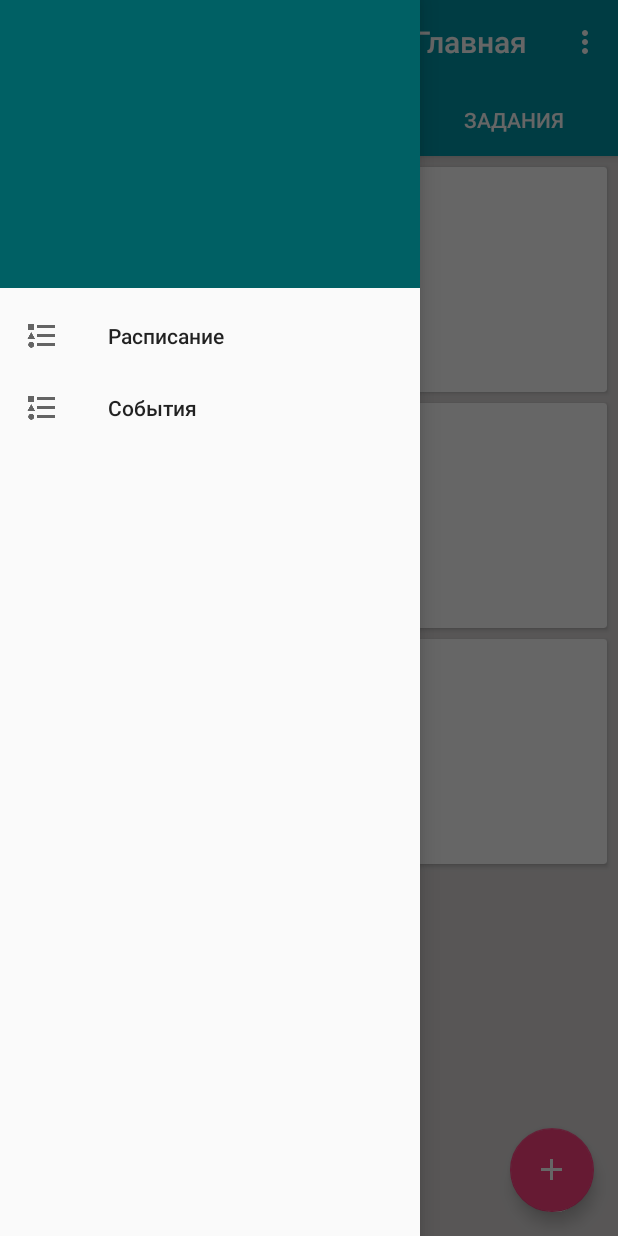
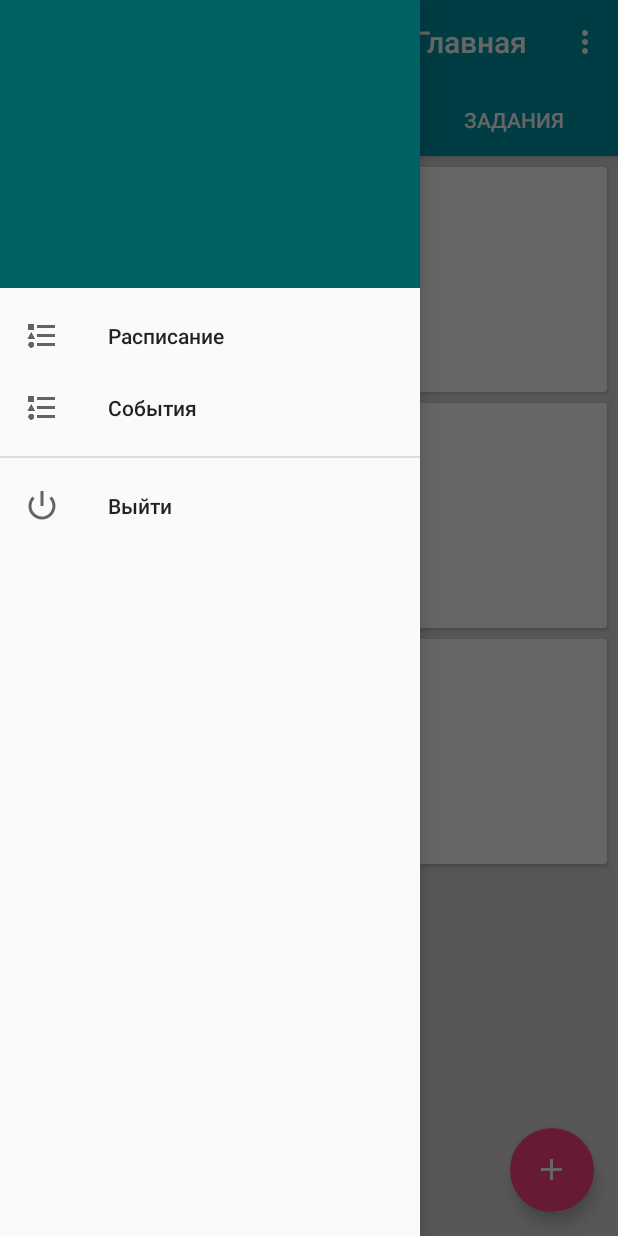
Before and after one commit to 4evterg/DonGTU_mobile, an Android app: the MainActivity screen opened directly, with no data from a screen before it, with the side drawer open, on a phone screen of 412 x 824 dp. Run offline under Robolectric (Android 15) with nearby library versions, the phone set to English and light mode, and no system bars; network calls fail.

Commit message:
improve code + made logout btn in nav menu

```diff
--- a/DonGTU_mobile/app/src/main/java/com/chetverg/dongtu_mobile/Constants.java
+++ b/DonGTU_mobile/app/src/main/java/com/chetverg/dongtu_mobile/Constants.java
@@ -11,7 +11,7 @@ public class Constants {
     public static final int TAB_THREE = 2;
 
     //ДО логин
-    public static String URL_LOGIN = "http://192.168.0.102/do/api/login.php";
+    public static String URL_LOGIN = "http://192.168.0.101/do/api/login.php";
     //public static String URL_LOGIN = "http://4evterg.16mb.com/do/api/login.php";
 
     //версия БД для обновления структуры БД необходимо изменить значение
--- a/DonGTU_mobile/app/src/main/java/com/chetverg/dongtu_mobile/LoginActivity.java
+++ b/DonGTU_mobile/app/src/main/java/com/chetverg/dongtu_mobile/LoginActivity.java
@@ -99,9 +99,6 @@ public class LoginActivity extends AppCompatActivity {
                             "Пожалуйста, заполните все поля!", Toast.LENGTH_LONG)
                             .show();
                 }
-
-                //Intent i  = new Intent(LoginActivity.this, MainActivity.class);
-                //startActivityForResult(i, 0); //Не забыть изменить на просто стартактивити
             }
         });
 
--- a/DonGTU_mobile/app/src/main/java/com/chetverg/dongtu_mobile/MainActivity.java
+++ b/DonGTU_mobile/app/src/main/java/com/chetverg/dongtu_mobile/MainActivity.java
@@ -31,6 +31,9 @@ public class MainActivity extends AppCompatActivity {
     private SessionManager session;
 
     private FloatingActionButton FAB;
+    //объявление кнопки меню - выход
+    private MenuItem logout;
+
 
     protected void onCreate(Bundle savedInstanceState) {
         setTheme(R.style.AppDefault);
@@ -57,26 +60,34 @@ public class MainActivity extends AppCompatActivity {
         //вызов панели вкладок
         initTabLayout();
 
+        //экшн-баттон
         FAB = (FloatingActionButton) findViewById(R.id.fab_schedule);
-        FAB.setOnClickListener(new View.OnClickListener() {
+/*        FAB.setOnClickListener(new View.OnClickListener() {
             @Override
             public void onClick(View v) {
                 logoutUser();
             }
-        });
+        });*/
     }
+
 
     //инициализация тулбара
     private void initToolbar(){
         toolbar = (Toolbar) findViewById(R.id.toolbar);
         //Выставление заголовка тулбара
-        toolbar.setTitle("DonGTU_mobile BETA.Главная");
-/*        toolbar.setOnMenuItemClickListener(new Toolbar.OnMenuItemClickListener(){
+       toolbar.setTitle("DonGTU_mobile BETA.Главная");
+
+       toolbar.setOnMenuItemClickListener(new Toolbar.OnMenuItemClickListener(){
             @Override
             public boolean onMenuItemClick(MenuItem item) {
+                switch(item.getItemId()) {
+                    case R.id.first_item:
+                       // logoutUser();
+                       // break;
+                }
                 return false;
             }
-        });*/
+        });
 
         toolbar.inflateMenu(R.menu.menu);
     }
@@ -89,6 +100,7 @@ public class MainActivity extends AppCompatActivity {
         return super.onCreateOptionsMenu(menu);
     }
 
+    //инициализация бокового меню
     private void initNavigationView() {
         drawerLayout = (DrawerLayout)findViewById(R.id.drawer_layout);
 
@@ -97,15 +109,24 @@ public class MainActivity extends AppCompatActivity {
         drawerLayout.setDrawerListener(toggle);
         toggle.syncState();
 
+
+        //инициализация кнопки меню - выход
+        logout = (MenuItem)findViewById(R.id.navigation_menu_logout_btn);
+
+
         //переход на вкладу при нажатии на пункт бокового меню
-        NavigationView navigationView = (NavigationView) findViewById(R.id.navigation);
-        navigationView.setNavigationItemSelectedListener(new NavigationView.OnNavigationItemSelectedListener() {
+        NavigationView NView = (NavigationView) findViewById(R.id.navigation);
+
+        assert NView != null;
+        NView.setNavigationItemSelectedListener(new NavigationView.OnNavigationItemSelectedListener() {
             @Override
             public boolean onNavigationItemSelected(MenuItem item) {
                 drawerLayout.closeDrawers();
                 switch (item.getItemId()) {
-                    case R.id.schedule:
-                        showSecondTab();
+                    //выход по кнопке в боковом меню
+                    case R.id.navigation_menu_logout_btn:
+                        logoutUser();
+                        break;
                 }
                 return true;
             }
@@ -126,6 +147,7 @@ public class MainActivity extends AppCompatActivity {
 
     }
 
+    //это просто тествовая фун-я - необходимо удалить!!!
     private void showSecondTab(){
         viewPager.setCurrentItem(Constants.TAB_TWO);
     }
--- a/DonGTU_mobile/app/src/main/res/menu/menu.xml
+++ b/DonGTU_mobile/app/src/main/res/menu/menu.xml
@@ -8,9 +8,10 @@
         <!--android:icon="@mipmap/ic_dots_vertical_white_24dp"-->
         <!--app:showAsAction="ifRoom"/>-->
 
+    <!-- надо переиминовать айдишники итемов-->
     <item
         android:id="@+id/first_item"
-        android:title="first_item"
+        android:title="@string/logout_button"
         android:orderInCategory="1"
 
         app:showAsAction="never"/>
--- a/DonGTU_mobile/app/src/main/res/menu/menu_navigation.xml
+++ b/DonGTU_mobile/app/src/main/res/menu/menu_navigation.xml
@@ -1,6 +1,8 @@
 <?xml version="1.0" encoding="utf-8"?>
 <menu xmlns:android="http://schemas.android.com/apk/res/android">
 
+    <group android:id="@+id/navigation_menu_main"
+        android:checkableBehavior="single">
     <item
         android:id="@+id/schedule"
         android:title="@string/menu_item_schedule"
@@ -9,7 +11,19 @@
 
     <item
         android:title="@string/menu_item_events"
-        android:orderInCategory="1"
+        android:orderInCategory="2"
         android:icon="@mipmap/ic_format_list_bulleted_type_white_24dp" />
+    </group>
+
+
+    <group android:id="@+id/navigation_menu_logout"
+        android:checkableBehavior="single">
+        <item
+            android:id="@+id/navigation_menu_logout_btn"
+            android:title="@string/logout_button"
+            android:orderInCategory="3"
+            android:icon="@android:drawable/ic_lock_power_off" />
+    </group>
+
 
 </menu>
--- a/DonGTU_mobile/app/src/main/res/values/strings.xml
+++ b/DonGTU_mobile/app/src/main/res/values/strings.xml
@@ -6,6 +6,7 @@
     <string name="menu_item_events">События</string>
     <string name="login_remember_me">Запомнить меня</string>
     <string name="login_button">Войти</string>
+    <string name="logout_button">Выйти</string>
     <string name="open">Открыть</string>
     <string name="close">Закрыть</string>
     <string name="login">Логин</string>
```
